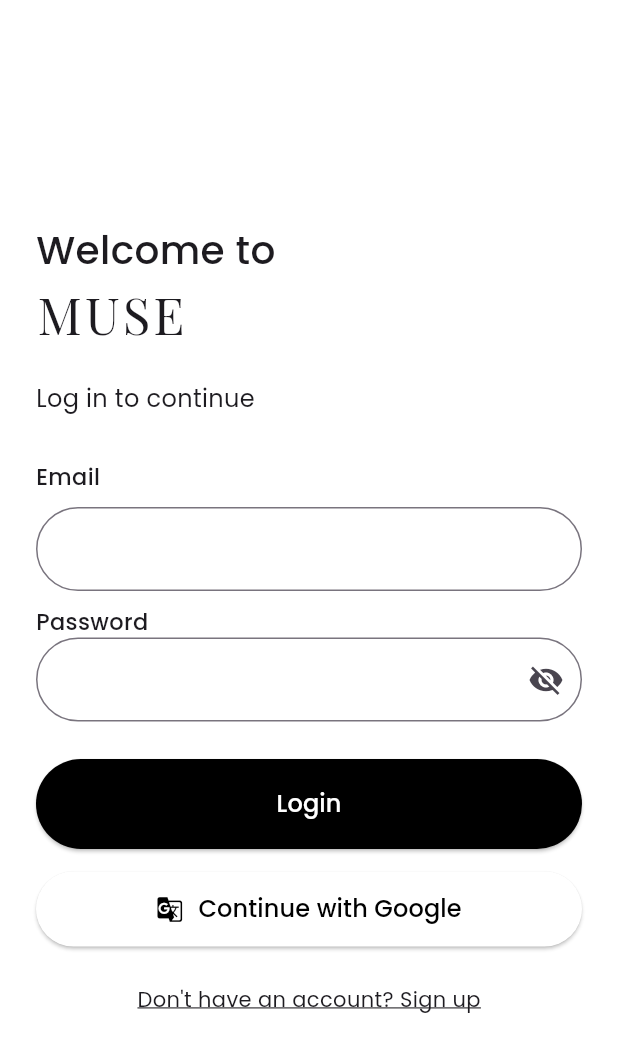
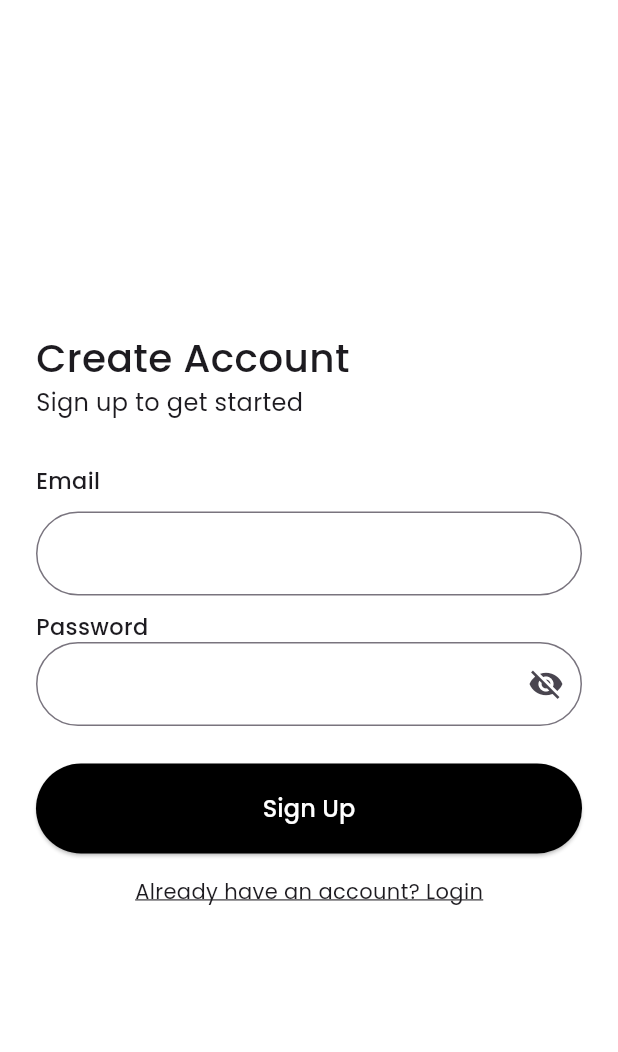
Before and after one commit to sarahsspace/graduation_project, a Flutter app: the screen it shows after launch, after a tap on "Don't have an account? Sign up", on a phone screen of 412 x 824 dp. Shown: the top 1052 px of the screen. Run offline on Flutter 3.47's test engine with Material 3 defaults, Android fonts, the phone set to English and light mode, and no system bars; our stand-ins replace cloud_firestore, firebase_auth, firebase_core, google_fonts; accounts and stored records are empty; network calls fail.

Commit message:
working sign up !!
next time need to run pod install --repo-update bcz wifi so slow rn

```diff
--- a/lib/views/auth/login_screen.dart
+++ b/lib/views/auth/login_screen.dart
@@ -2,6 +2,7 @@ import 'package:flutter/material.dart';
 import 'package:google_fonts/google_fonts.dart';
 import 'package:firebase_auth/firebase_auth.dart';
 import '../../services/auth_service.dart';
+import 'signup_screen.dart';
 
 class LoginScreen extends StatefulWidget {
   @override
@@ -90,7 +91,7 @@ class _LoginScreenState extends State<LoginScreen> {
             ),
             SizedBox(height: 25),
 
-            // 🔥 Login Button (Now calls _handleLogin)
+            // Login Button (Now calls _handleLogin)
             ElevatedButton(
               onPressed: _handleLogin,
               child: Text("Login", style: GoogleFonts.poppins(fontSize: 16)),
@@ -126,12 +127,20 @@ class _LoginScreenState extends State<LoginScreen> {
             // Sign up link
             Center(
               child: GestureDetector(
-                onTap: () {},
-                child: Text(
-                  "Don't have an account? Sign up",
-                  style: GoogleFonts.poppins(fontSize: 14, decoration: TextDecoration.underline),
-                ),
-              ),
+  onTap: () {
+    Navigator.push(
+      context,
+      MaterialPageRoute(builder: (context) => SignupScreen()),
+    );
+  },
+  child: Text(
+    "Don't have an account? Sign up",
+    style: GoogleFonts.poppins(
+      fontSize: 14,
+      decoration: TextDecoration.underline,
+    ),
+  ),
+),
             ),
           ],
         ),
--- a/lib/views/auth/signup_screen.dart
+++ b/lib/views/auth/signup_screen.dart
@@ -0,0 +1,127 @@
+import 'package:flutter/material.dart';
+import 'package:google_fonts/google_fonts.dart';
+import 'package:firebase_auth/firebase_auth.dart';
+import '../../services/auth_service.dart';
+
+class SignupScreen extends StatefulWidget {
+  @override
+  _SignupScreenState createState() => _SignupScreenState();
+}
+
+class _SignupScreenState extends State<SignupScreen> {
+  final AuthService _authService = AuthService();
+  final TextEditingController _emailController = TextEditingController();
+  final TextEditingController _passwordController = TextEditingController();
+  bool _isPasswordVisible = false;
+  bool _isLoading = false; // Loading indicator
+
+  void _signup() async {
+    setState(() {
+      _isLoading = true;
+    });
+
+    String email = _emailController.text.trim();
+    String password = _passwordController.text.trim();
+
+    User? user = await _authService.signUp(email, password);
+
+    setState(() {
+      _isLoading = false;
+    });
+
+    if (user != null) {
+      ScaffoldMessenger.of(context).showSnackBar(
+        SnackBar(content: Text("Signup successful! Welcome ${user.email}")),
+      );
+      Navigator.pop(context); // Go back to login screen
+    } else {
+      ScaffoldMessenger.of(context).showSnackBar(
+        SnackBar(content: Text("Signup failed. Please try again.")),
+      );
+    }
+  }
+
+  @override
+  Widget build(BuildContext context) {
+    return Scaffold(
+      backgroundColor: Colors.white,
+      body: Padding(
+        padding: EdgeInsets.symmetric(horizontal: 24),
+        child: Column(
+          mainAxisAlignment: MainAxisAlignment.center,
+          crossAxisAlignment: CrossAxisAlignment.start,
+          children: [
+            Text(
+              "Create Account",
+              style: GoogleFonts.poppins(fontSize: 26, fontWeight: FontWeight.w500),
+            ),
+            Text(
+              "Sign up to get started",
+              style: GoogleFonts.poppins(fontSize: 16),
+            ),
+            SizedBox(height: 30),
+
+            // Email Input
+            Text("Email", style: GoogleFonts.poppins(fontSize: 15, fontWeight: FontWeight.w500)),
+            SizedBox(height: 10),
+            TextField(
+              controller: _emailController,
+              decoration: InputDecoration(
+                border: OutlineInputBorder(borderRadius: BorderRadius.circular(45)),
+              ),
+              keyboardType: TextInputType.emailAddress,
+            ),
+            SizedBox(height: 10),
+
+            // Password Input
+            Text("Password", style: GoogleFonts.poppins(fontSize: 15, fontWeight: FontWeight.w500)),
+            TextField(
+              controller: _passwordController,
+              obscureText: !_isPasswordVisible,
+              decoration: InputDecoration(
+                border: OutlineInputBorder(borderRadius: BorderRadius.circular(45)),
+                suffixIcon: IconButton(
+                  icon: Icon(_isPasswordVisible ? Icons.visibility : Icons.visibility_off),
+                  onPressed: () {
+                    setState(() {
+                      _isPasswordVisible = !_isPasswordVisible;
+                    });
+                  },
+                ),
+              ),
+            ),
+            SizedBox(height: 25),
+
+            // Signup Button
+            ElevatedButton(
+              onPressed: _isLoading ? null : _signup,
+              child: _isLoading
+                  ? CircularProgressIndicator(color: Colors.white)
+                  : Text("Sign Up", style: GoogleFonts.poppins(fontSize: 16)),
+              style: ElevatedButton.styleFrom(
+                minimumSize: Size(double.infinity, 60),
+                backgroundColor: Colors.black,
+                foregroundColor: Colors.white,
+                shape: RoundedRectangleBorder(borderRadius: BorderRadius.circular(45)),
+              ),
+            ),
+            SizedBox(height: 15),
+
+            // Navigate to Login
+            Center(
+              child: GestureDetector(
+                onTap: () {
+                  Navigator.pop(context); // Go back to login screen
+                },
+                child: Text(
+                  "Already have an account? Login",
+                  style: GoogleFonts.poppins(fontSize: 14, decoration: TextDecoration.underline),
+                ),
+              ),
+            ),
+          ],
+        ),
+      ),
+    );
+  }
+}
```
Also changed, not shown: lib/services/auth_service.dart (+25 -2 lines).
